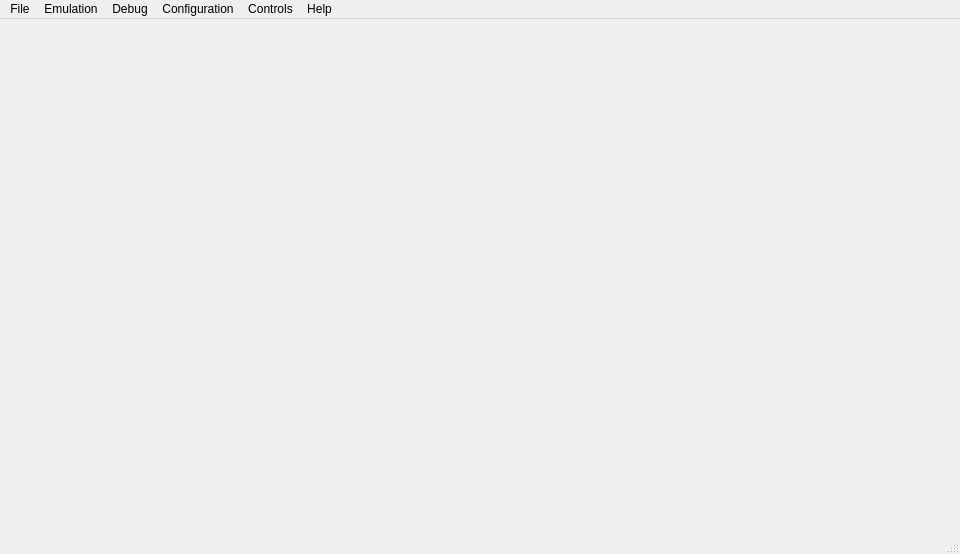
Before: the Qt Designer form vita3k/gui-qt/src/main_window.ui in neophyte-team/Vita3K, drawn with Qt 5.
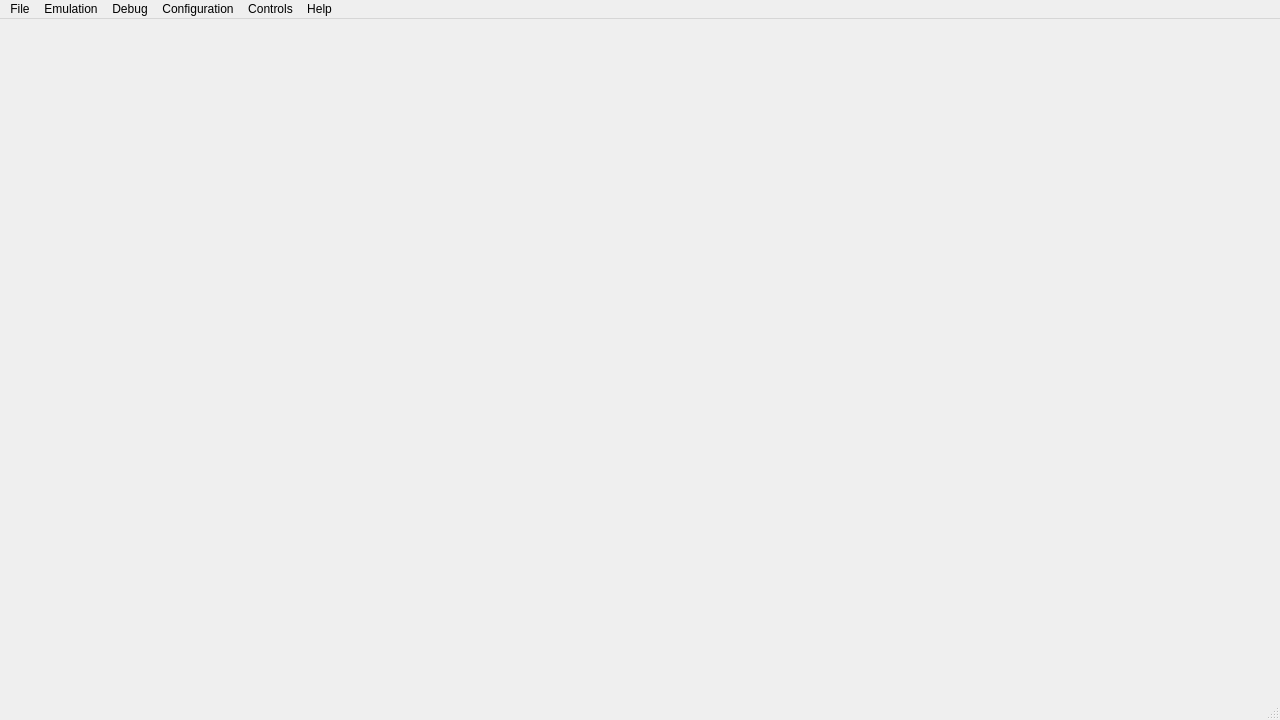
After: the same form once the commit is applied.

Commit message: Set DPI attributes

What changed in the file:
```diff
--- a/vita3k/gui-qt/src/main_window.ui
+++ b/vita3k/gui-qt/src/main_window.ui
@@ -6,8 +6,8 @@
    <rect>
     <x>0</x>
     <y>0</y>
-    <width>960</width>
-    <height>554</height>
+    <width>1280</width>
+    <height>720</height>
    </rect>
   </property>
   <property name="windowTitle">
```
The commit also changes 1 other file.
